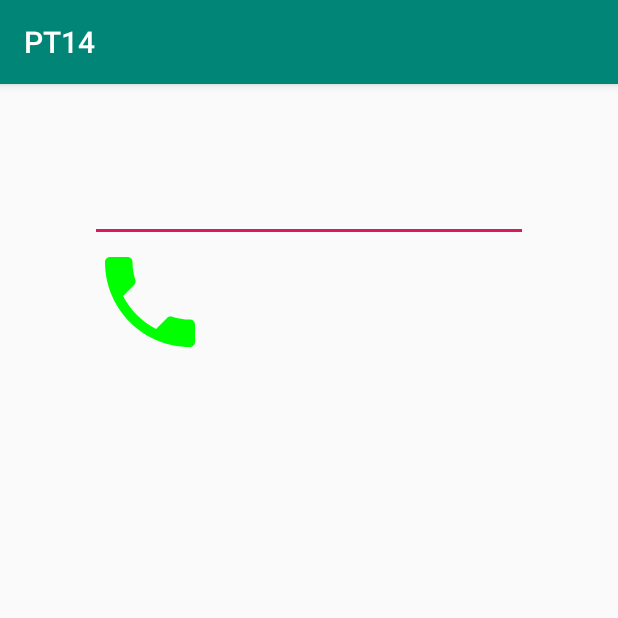
After one commit to MGMepk/PT14, an Android app: the Call screen opened directly, with no data from a screen before it, on a phone screen of 412 x 824 dp, the top half of it. The commit adds this screen. Run offline under Robolectric (Android 15) with nearby library versions, the phone set to English and light mode, and no system bars.

Commit message:
Phone Call implemented

```diff
--- a/app/src/main/java/com/dam/manuelgarcia/pt14/BatteryReceiver.java
+++ b/app/src/main/java/com/dam/manuelgarcia/pt14/BatteryReceiver.java
@@ -23,7 +23,6 @@ public class BatteryReceiver extends BroadcastReceiver {
         if (Intent.ACTION_BATTERY_LOW.equals(intent.getAction())) {
             Intent batt = new Intent(context, LoadBattery.class);
             context.startActivity(batt);
-
             Toast.makeText(context, "Battery Low!!", Toast.LENGTH_LONG).show();
             Log.d(TAG, "Battery Low!, Entra a onReceive-" + intent.getAction());
         }
--- /dev/null
+++ b/app/src/main/java/com/dam/manuelgarcia/pt14/Call.java
@@ -0,0 +1,65 @@
+package com.dam.manuelgarcia.pt14;
+
+import androidx.annotation.NonNull;
+import androidx.appcompat.app.AppCompatActivity;
+import androidx.core.app.ActivityCompat;
+import androidx.core.content.ContextCompat;
+
+import android.Manifest;
+import android.content.Intent;
+import android.content.pm.PackageManager;
+import android.net.Uri;
+import android.os.Bundle;
+import android.view.View;
+import android.widget.EditText;
+import android.widget.ImageView;
+import android.widget.Toast;
+
+public class Call extends AppCompatActivity {
+    private static final int REQUEST_CALL = 1;
+    private EditText phoneNumber;
+
+    @Override
+    protected void onCreate(Bundle savedInstanceState) {
+        super.onCreate(savedInstanceState);
+        setContentView(R.layout.activity_call);
+
+        phoneNumber = findViewById(R.id.phone_number);
+        ImageView imageCall = findViewById(R.id.caller);
+
+        imageCall.setOnClickListener(new View.OnClickListener() {
+            @Override
+            public void onClick(View v) {
+                makePhoneCall();
+            }
+        });
+    }
+
+    private void makePhoneCall() {
+        String number = phoneNumber.getText().toString();
+        if (number.trim().length() > 0) {
+
+            if (ContextCompat.checkSelfPermission(this, Manifest.permission.CALL_PHONE) != PackageManager.PERMISSION_GRANTED) {
+                ActivityCompat.requestPermissions(Call.this
+                        , new String[]{Manifest.permission.CALL_PHONE}, REQUEST_CALL);
+            } else {
+                String dial = "tel:" + number;
+                startActivity(new Intent(Intent.ACTION_CALL, Uri.parse(dial)));
+            }
+
+        } else {
+            Toast.makeText(this, "Introdueix un numero de telefon", Toast.LENGTH_LONG).show();
+        }
+    }
+
+    @Override
+    public void onRequestPermissionsResult(int requestCode, @NonNull String[] permissions, @NonNull int[] grantResults) {
+        if (requestCode == REQUEST_CALL) {
+            if (grantResults.length > 0 && grantResults[0] == PackageManager.PERMISSION_GRANTED) {
+                makePhoneCall();
+            } else {
+                Toast.makeText(this, "Permís Denegat", Toast.LENGTH_LONG).show();
+            }
+        }
+    }
+}
--- /dev/null
+++ b/app/src/main/res/layout/activity_call.xml
@@ -0,0 +1,24 @@
+<?xml version="1.0" encoding="utf-8"?>
+<LinearLayout xmlns:android="http://schemas.android.com/apk/res/android"
+    xmlns:tools="http://schemas.android.com/tools"
+    android:layout_width="match_parent"
+    android:layout_height="match_parent"
+    android:orientation="vertical"
+    android:padding="60dp"
+    tools:context="com.dam.manuelgarcia.pt14.Call">
+
+    <EditText
+        android:id="@+id/phone_number"
+        android:layout_width="match_parent"
+        android:layout_height="wrap_content"
+        android:inputType="phone"
+        tools:ignore="Autofill,LabelFor" />
+
+    <ImageView
+        android:id="@+id/caller"
+        android:layout_width="80dp"
+        android:layout_height="80dp"
+        android:contentDescription="@string/call"
+        android:src="@drawable/ic_call_24dp" />
+
+</LinearLayout>
--- a/app/src/main/res/values/strings.xml
+++ b/app/src/main/res/values/strings.xml
@@ -91,4 +91,6 @@
     </string>
     <string name="action_settings">Settings</string>
     <string name="alert">Alerta: Carrega el mòbil o s\'apagarà!!!! Té gana</string>
+    <string name="phone_call">Phone Call</string>
+    <string name="call">call</string>
 </resources>
```
Also changed, not shown: app/src/main/AndroidManifest.xml (+10 -1 lines), app/src/main/java/com/dam/manuelgarcia/pt14/ScrollingActivity.java (+29 -21 lines), app/src/main/res/menu/menu_scrolling.xml (+7 -0 lines).
